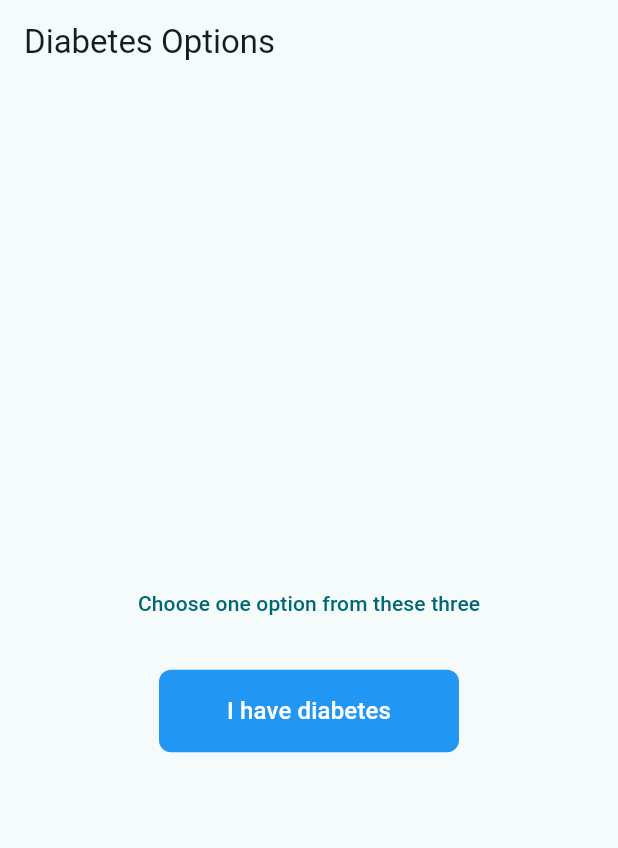
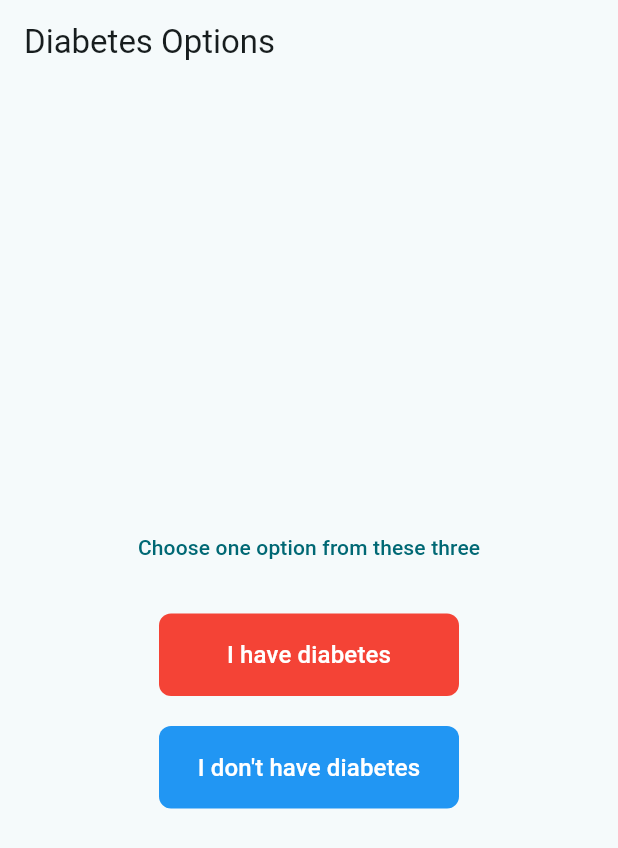
Before and after one commit to ThenujaaSuntharesan/MyBete-App, a Flutter app: the DiabeteOptions screen opened directly, on a phone screen of 412 x 824 dp. Shown: the top 848 px of the screen. Run offline on Flutter 3.47's test engine with Material 3 defaults, Android fonts, the phone set to English and light mode, and no system bars; our stand-ins replace flutter_native_splash, flutter_svg, shared_preferences, smooth_page_indicator; accounts and stored records are empty.

Commit message:
Add button for do not have diabete and add do nt have diabete interface

```diff
--- a/lib/diabete_options.dart
+++ b/lib/diabete_options.dart
@@ -24,7 +24,9 @@ class DiabeteOptions extends StatelessWidget {
               child: Text("Choose one option from these three"),
             ),
             SizedBox(height: 20), // Space between elements
-            haveDiabetes(context), // Correctly use the button here
+            haveDiabetes(context),
+            SizedBox(height: 20),
+            doNotHaveDiabetes(context),// Correctly use the button here
           ],
         ),
       ),
@@ -36,7 +38,7 @@ Widget haveDiabetes(BuildContext context) {
   return Container(
     decoration: BoxDecoration(
       borderRadius: BorderRadius.circular(8),
-      color: Colors.blue, // Replace with primaryColor if needed
+      color: Colors.red, // Replace with primaryColor if needed
     ),
     width: 200, // Give it a fixed width
     height: 55,
@@ -55,7 +57,7 @@ Widget haveDiabetes(BuildContext context) {
   );
 }
 
-Widget donothaveDiabetes(BuildContext context) {
+Widget doNotHaveDiabetes(BuildContext context) {
   return Container(
     decoration: BoxDecoration(
       borderRadius: BorderRadius.circular(8),
@@ -71,7 +73,7 @@ Widget donothaveDiabetes(BuildContext context) {
         );
       },
       child: const Text(
-        "I have diabetes",
+        "I don't have diabetes",
         style: TextStyle(color: Colors.white, fontSize: 16),
       ),
     ),
```
